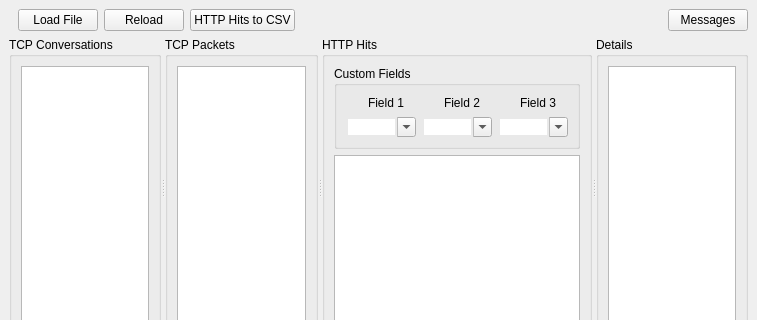
Before: the Qt Designer form httppp/gui/httpppmainwindow.ui in g76r/httppp, drawn with Qt 5; both pictures show x 0 to 757 and y 0 to 320 of the 757 by 564 pixel window.
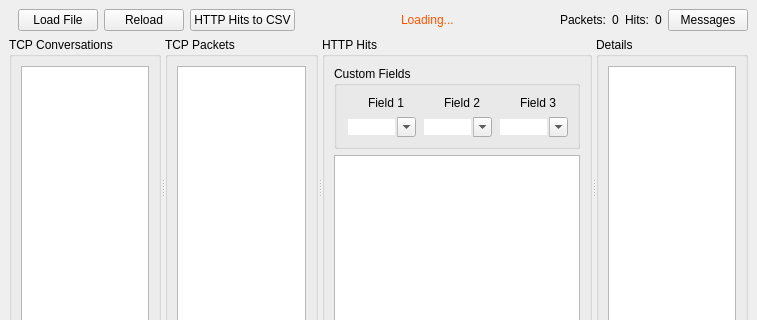
After: the same form once the commit is applied. Icons and pictures are not drawn. Custom widgets are drawn as their Qt base class.

Commit message: gui: added "loading..." label and packet and hits counters

What changed in the file:
```diff
--- a/httppp/gui/httpppmainwindow.ui
+++ b/httppp/gui/httpppmainwindow.ui
@@ -65,6 +65,91 @@
          </property>
         </spacer>
        </item>
+       <item>
+        <widget class="QLabel" name="labelLoading">
+         <property name="palette">
+          <palette>
+           <active>
+            <colorrole role="WindowText">
+             <brush brushstyle="SolidPattern">
+              <color alpha="255">
+               <red>255</red>
+               <green>85</green>
+               <blue>0</blue>
+              </color>
+             </brush>
+            </colorrole>
+           </active>
+           <inactive>
+            <colorrole role="WindowText">
+             <brush brushstyle="SolidPattern">
+              <color alpha="255">
+               <red>255</red>
+               <green>85</green>
+               <blue>0</blue>
+              </color>
+             </brush>
+            </colorrole>
+           </inactive>
+           <disabled>
+            <colorrole role="WindowText">
+             <brush brushstyle="SolidPattern">
+              <color alpha="255">
+               <red>106</red>
+               <green>104</green>
+               <blue>100</blue>
+              </color>
+             </brush>
+            </colorrole>
+           </disabled>
+          </palette>
+         </property>
+         <property name="text">
+          <string>Loading...</string>
+         </property>
+        </widget>
+       </item>
+       <item>
+        <spacer name="horizontalSpacer_2">
+         <property name="orientation">
+          <enum>Qt::Horizontal</enum>
+         </property>
+         <property name="sizeHint" stdset="0">
+          <size>
+           <width>40</width>
+           <height>20</height>
+          </size>
+         </property>
+        </spacer>
+       </item>
+       <item>
+        <widget class="QLabel" name="label_4">
+         <property name="text">
+          <string>Packets:</string>
+         </property>
+        </widget>
+       </item>
+       <item>
+        <widget class="QLabel" name="labelPacketCount">
+         <property name="text">
+          <string>0</string>
+         </property>
+        </widget>
+       </item>
+       <item>
+        <widget class="QLabel" name="label_5">
+         <property name="text">
+          <string>Hits:</string>
+         </property>
+        </widget>
+       </item>
+       <item>
+        <widget class="QLabel" name="labelHitCount">
+         <property name="text">
+          <string>0</string>
+         </property>
+        </widget>
+       </item>
        <item>
         <widget class="QPushButton" name="pushMessages">
          <property name="text">
```
The commit also changes 2 other files.
